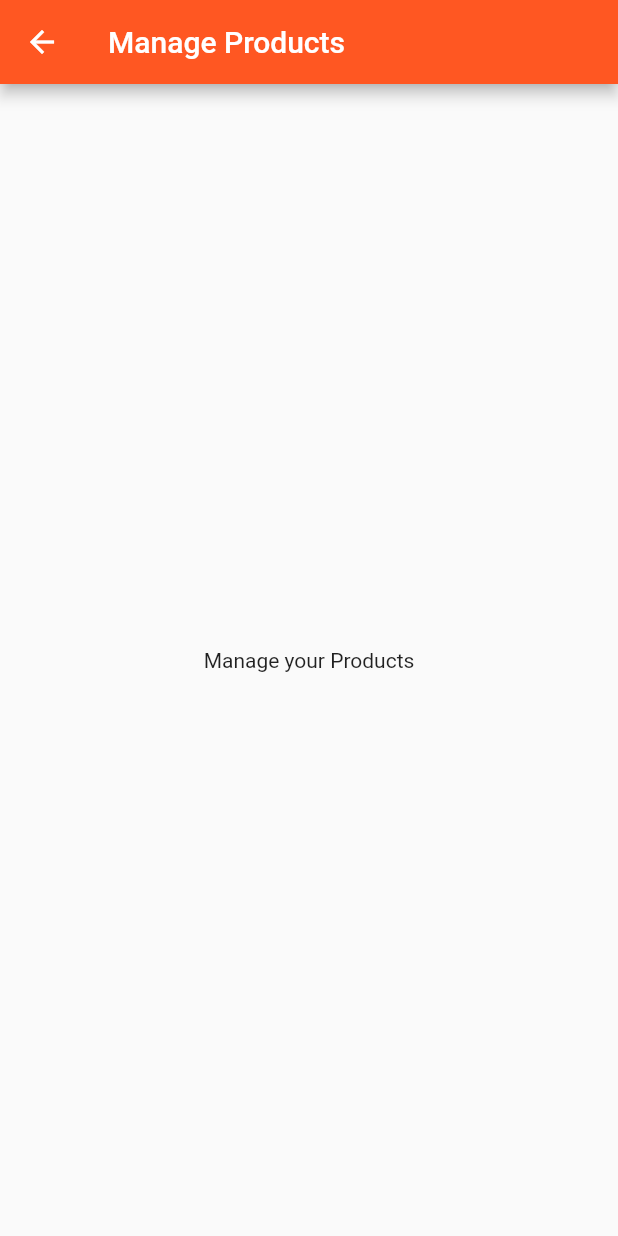
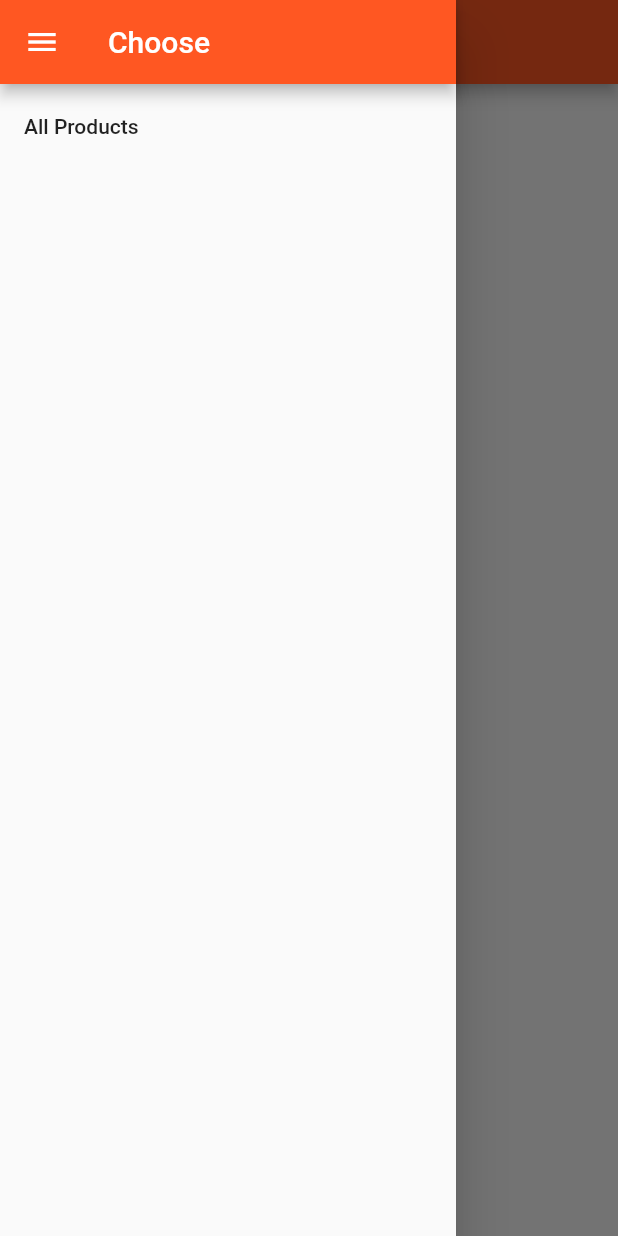
Before and after one commit to ayush987goyal/flutter-learn, a Flutter app: the ProductsAdminPage screen opened directly, with the side drawer open (before the commit the screen has no drawer), on a phone screen of 412 x 824 dp. Run offline on Flutter 3.47's test engine with Material 2 defaults, Android fonts, the phone set to English and light mode, and no system bars.

Commit message:
Add drawer to admin page

```diff
--- a/lib/pages/products.dart
+++ b/lib/pages/products.dart
@@ -16,7 +16,7 @@ class ProductsPage extends StatelessWidget {
             ),
             ListTile(
               title: Text('Manage Products'),
-              onTap: () => Navigator.push(
+              onTap: () => Navigator.pushReplacement(
                     context,
                     MaterialPageRoute(
                       builder: (BuildContext context) => ProductsAdminPage(),
--- a/lib/pages/products_admin.dart
+++ b/lib/pages/products_admin.dart
@@ -1,9 +1,29 @@
 import 'package:flutter/material.dart';
+
+import './products.dart';
 
 class ProductsAdminPage extends StatelessWidget {
   @override
   Widget build(BuildContext context) {
     return Scaffold(
+      drawer: Drawer(
+        child: Column(
+          children: <Widget>[
+            AppBar(
+              title: Text('Choose'),
+            ),
+            ListTile(
+              title: Text('All Products'),
+              onTap: () => Navigator.pushReplacement(
+                    context,
+                    MaterialPageRoute(
+                      builder: (BuildContext context) => ProductsPage(),
+                    ),
+                  ),
+            )
+          ],
+        ),
+      ),
       appBar: AppBar(
         title: Text('Manage Products'),
       ),
```
